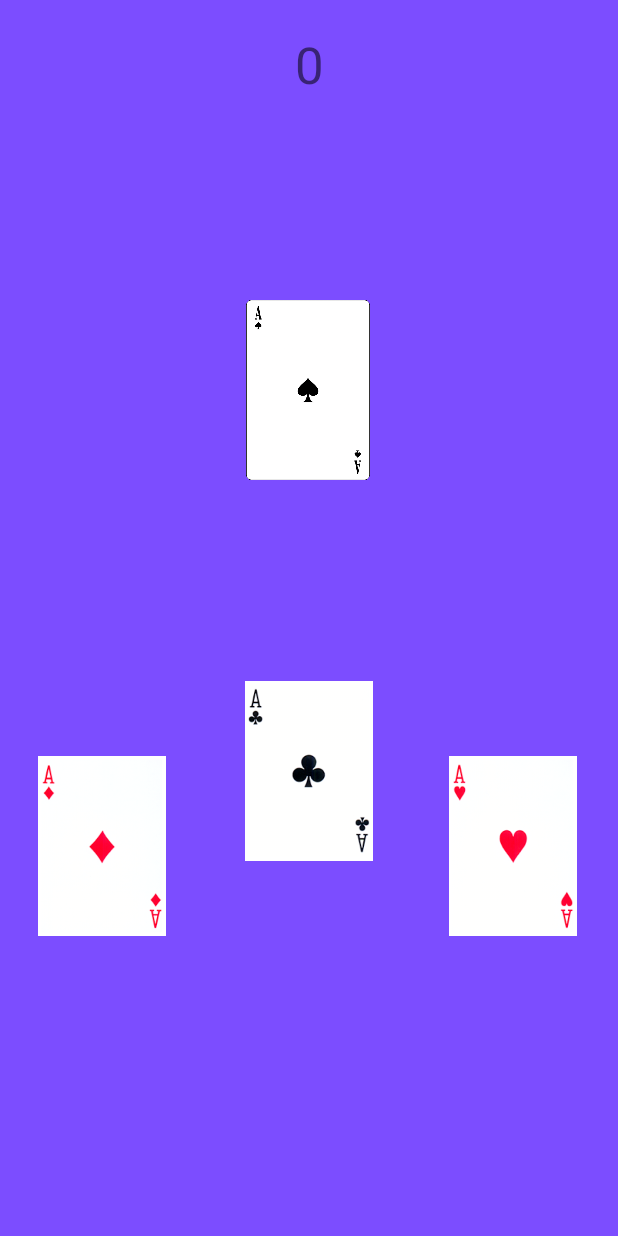
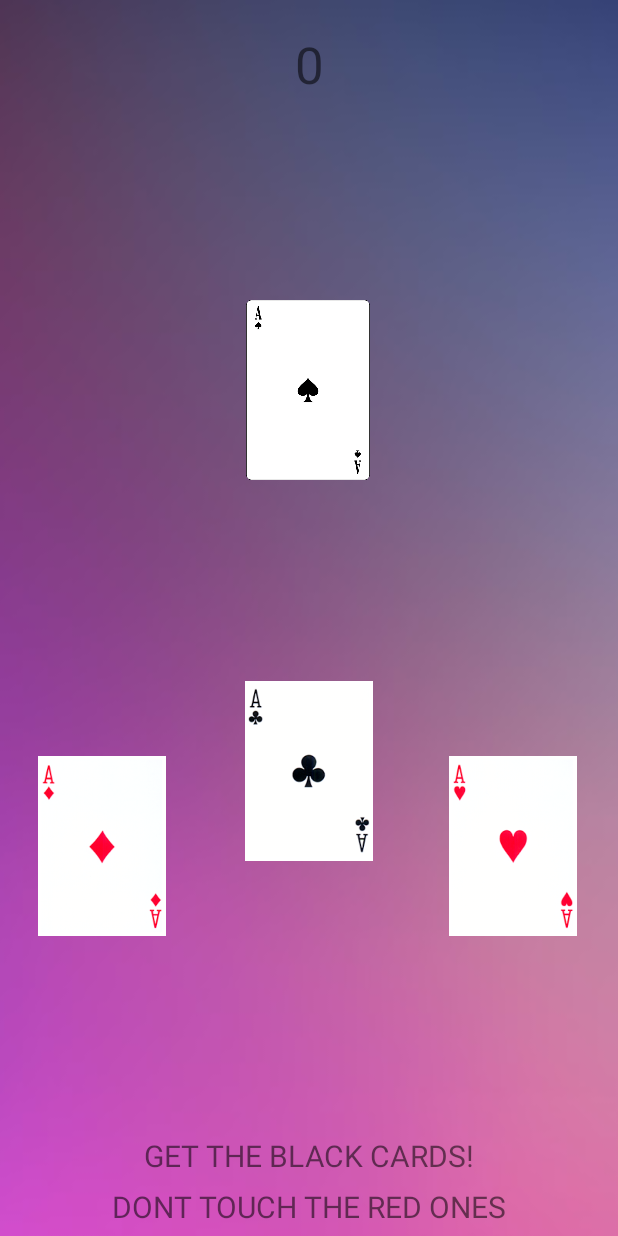
Before and after one commit to emilakerman/cardzone, an Android app: the GameActivity1 screen opened directly, with no data from a screen before it, on a phone screen of 412 x 824 dp. Run offline under Robolectric (Android 15) with nearby library versions, the phone set to English and light mode, and no system bars.

Commit message:
work on second game

```diff
--- a/app/src/main/AndroidManifest.xml
+++ b/app/src/main/AndroidManifest.xml
@@ -14,6 +14,9 @@
         android:theme="@style/Theme.Cardzone"
         tools:targetApi="31">
         <activity
+            android:name=".GameActivity2"
+            android:exported="false" />
+        <activity
             android:name=".GameActivity1"
             android:exported="false" />
         <activity
--- a/app/src/main/java/com/example/cardzone/GameActivity1.kt
+++ b/app/src/main/java/com/example/cardzone/GameActivity1.kt
@@ -35,6 +35,7 @@ class GameActivity1 : AppCompatActivity() {
             points2.text = points.toString()
             when (points) {
                 -1 -> finish()
+                10 -> points2.text = "YOU WIN"
             }
         }
         aceOfSpades = findViewById(R.id.aceOfSpades)
@@ -46,17 +47,19 @@ class GameActivity1 : AppCompatActivity() {
             points2.text = points.toString()
             when (points) {
                 -1 -> finish()
+                10 -> points2.text = "YOU WIN"
             }
         }
         aceOfDiamonds = findViewById(R.id.aceOfDiamonds)
         aceOfDiamonds.setOnClickListener {
             move()
-            aceOfHearts.animate().rotationBy(360f)
+            aceOfDiamonds.animate().rotationBy(360f)
             points--
             val points2 = findViewById<TextView>(R.id.points)
             points2.text = points.toString()
             when (points) {
                 -1 -> finish()
+                10 -> points2.text = "YOU WIN"
             }
         }
         aceOfHearts = findViewById(R.id.aceOfHearts)
@@ -68,6 +71,7 @@ class GameActivity1 : AppCompatActivity() {
             points2.text = points.toString()
             when (points) {
                 -1 -> finish()
+                10 -> points2.text = "YOU WIN"
             }
         }
     }
--- a/app/src/main/res/layout/activity_game1.xml
+++ b/app/src/main/res/layout/activity_game1.xml
@@ -4,8 +4,18 @@
     xmlns:tools="http://schemas.android.com/tools"
     android:layout_width="match_parent"
     android:layout_height="match_parent"
-    android:background="#7C4DFF"
     tools:context=".GameActivity1">
+
+    <ImageView
+        android:id="@+id/backgroundgame1"
+        android:layout_width="1290dp"
+        android:layout_height="1225dp"
+        app:layout_constraintBottom_toBottomOf="parent"
+        app:layout_constraintEnd_toEndOf="parent"
+        app:layout_constraintHorizontal_bias="0.547"
+        app:layout_constraintStart_toStartOf="parent"
+        app:layout_constraintTop_toTopOf="parent"
+        app:srcCompat="@drawable/gradientbg2" />
 
     <ImageView
         android:id="@+id/aceOfSpades"
@@ -63,4 +73,28 @@
         app:layout_constraintEnd_toEndOf="parent"
         app:srcCompat="@drawable/aceofhearts" />
 
+    <TextView
+        android:id="@+id/textView6"
+        android:layout_width="wrap_content"
+        android:layout_height="wrap_content"
+        android:layout_marginBottom="40dp"
+        android:text="GET THE BLACK CARDS!"
+        android:textSize="20sp"
+        app:layout_constraintBottom_toBottomOf="parent"
+        app:layout_constraintEnd_toEndOf="parent"
+        app:layout_constraintStart_toStartOf="parent" />
+
+    <TextView
+        android:id="@+id/textView7"
+        android:layout_width="wrap_content"
+        android:layout_height="wrap_content"
+        android:layout_marginTop="5dp"
+        android:layout_marginBottom="5dp"
+        android:text="DONT TOUCH THE RED ONES"
+        android:textSize="20sp"
+        app:layout_constraintBottom_toBottomOf="parent"
+        app:layout_constraintEnd_toEndOf="parent"
+        app:layout_constraintStart_toStartOf="parent"
+        app:layout_constraintTop_toBottomOf="@+id/textView6" />
+
 </androidx.constraintlayout.widget.ConstraintLayout>
```
Also changed, not shown: app/src/main/java/com/example/cardzone/GameActivity2.kt (added, +70 -0 lines), app/src/main/java/com/example/cardzone/MainActivity.kt (+9 -3 lines), app/src/main/res/layout/activity_game2.xml (added, +55 -0 lines), app/src/main/res/layout/activity_main.xml (+7 -7 lines), app/src/main/res/drawable/gradientbg.jpg (added), app/src/main/res/drawable/gradientbg2.jpg (added).
